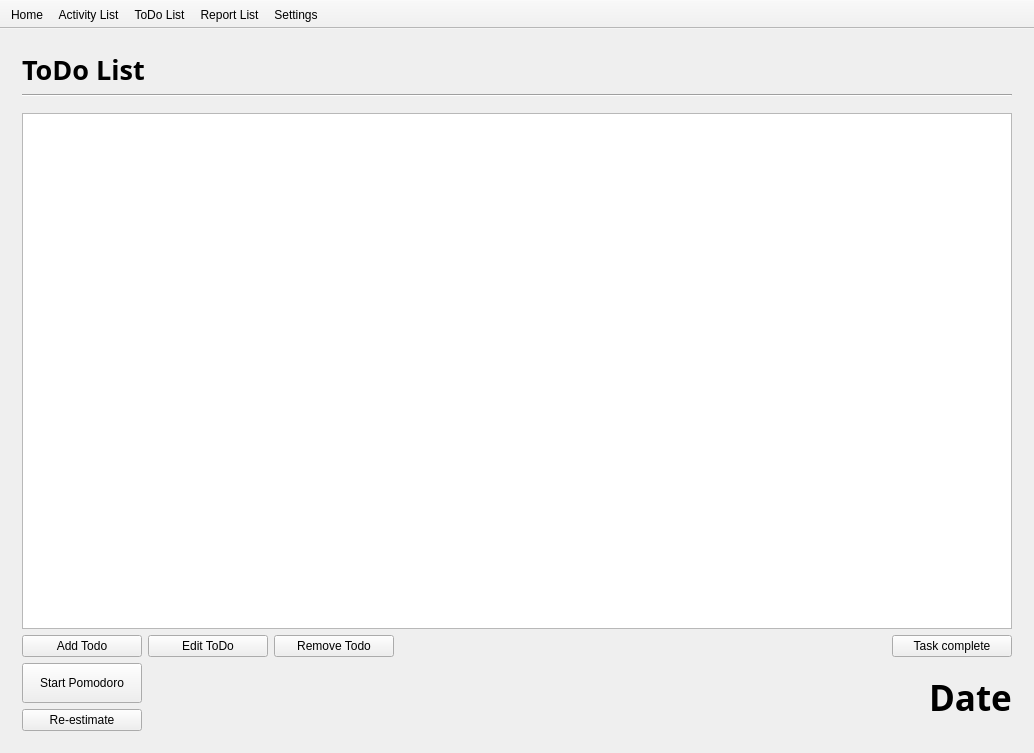
Before: the Qt Designer form src/mainwindow.ui in oktal/Pomodorush, drawn with Qt 5.
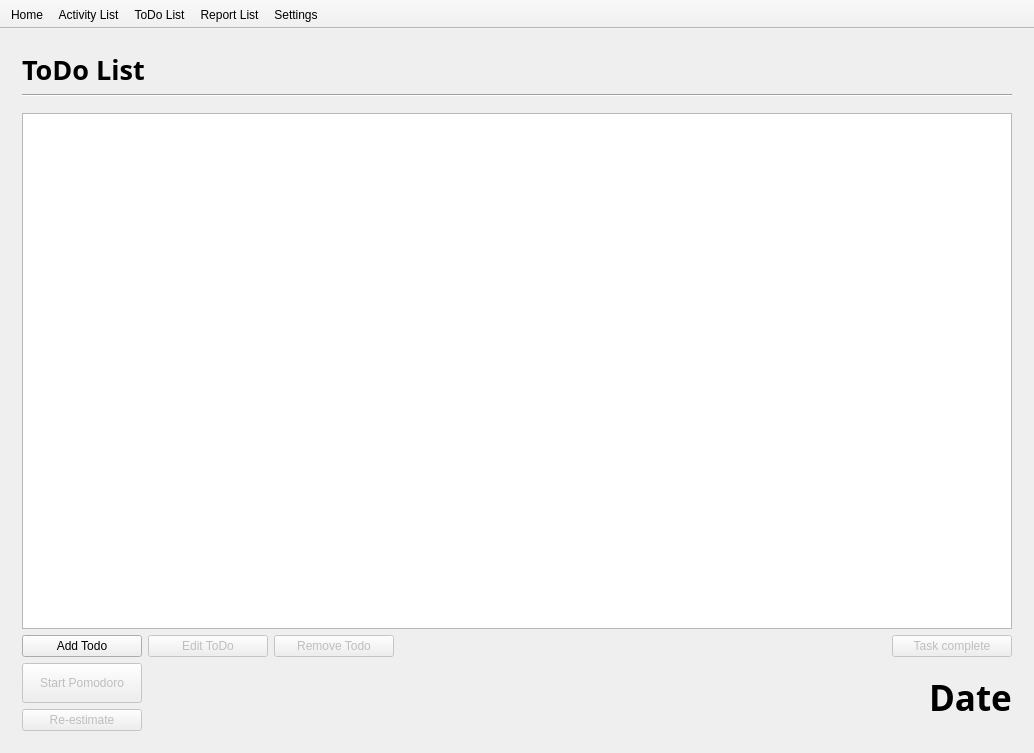
After: the same form once the commit is applied. Icons and pictures are not drawn.

What changed in the file:
```diff
--- a/src/mainwindow.ui
+++ b/src/mainwindow.ui
@@ -406,6 +406,9 @@
           </item>
           <item>
            <widget class="QPushButton" name="btnEditTodo">
+            <property name="enabled">
+             <bool>false</bool>
+            </property>
             <property name="minimumSize">
              <size>
               <width>120</width>
@@ -429,6 +432,9 @@
           </item>
           <item>
            <widget class="QPushButton" name="btnRemoveTodo">
+            <property name="enabled">
+             <bool>false</bool>
+            </property>
             <property name="minimumSize">
              <size>
               <width>120</width>
@@ -465,6 +471,9 @@
           </item>
           <item>
            <widget class="QPushButton" name="btnTaskDone">
+            <property name="enabled">
+             <bool>false</bool>
+            </property>
             <property name="minimumSize">
              <size>
               <width>120</width>
@@ -494,6 +503,9 @@
            <layout class="QVBoxLayout" name="verticalLayout_2">
             <item>
              <widget class="QPushButton" name="btnStartPomodoro">
+              <property name="enabled">
+               <bool>false</bool>
+              </property>
               <property name="minimumSize">
                <size>
                 <width>120</width>
@@ -517,6 +529,9 @@
             </item>
             <item>
              <widget class="QPushButton" name="btnReestimate">
+              <property name="enabled">
+               <bool>false</bool>
+              </property>
               <property name="minimumSize">
                <size>
                 <width>120</width>
```
Left out of the diff: 9 changed lines with no effect on the pictures.
